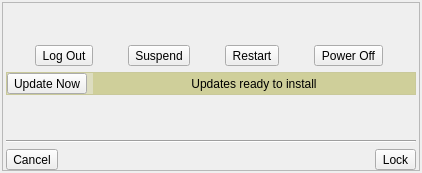
rodlie/draco, file src/desktop/SystemWindow.ui: the form before one commit.
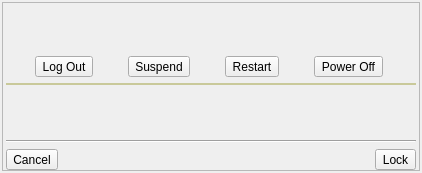
The form after the commit.

Patch:
```diff
--- a/src/desktop/SystemWindow.ui
+++ b/src/desktop/SystemWindow.ui
@@ -149,47 +149,6 @@
          <property name="bottomMargin">
           <number>0</number>
          </property>
-         <item>
-          <widget class="QToolButton" name="tool_restart_updates">
-           <property name="sizePolicy">
-            <sizepolicy hsizetype="Preferred" vsizetype="Preferred">
-             <horstretch>0</horstretch>
-             <verstretch>0</verstretch>
-            </sizepolicy>
-           </property>
-           <property name="text">
-            <string>Update Now</string>
-           </property>
-           <property name="iconSize">
-            <size>
-             <width>32</width>
-             <height>32</height>
-            </size>
-           </property>
-           <property name="toolButtonStyle">
-            <enum>Qt::ToolButtonTextUnderIcon</enum>
-           </property>
-          </widget>
-         </item>
-         <item>
-          <widget class="QLabel" name="label">
-           <property name="sizePolicy">
-            <sizepolicy hsizetype="Expanding" vsizetype="Preferred">
-             <horstretch>0</horstretch>
-             <verstretch>0</verstretch>
-            </sizepolicy>
-           </property>
-           <property name="text">
-            <string>Updates ready to install</string>
-           </property>
-           <property name="alignment">
-            <set>Qt::AlignCenter</set>
-           </property>
-           <property name="wordWrap">
-            <bool>true</bool>
-           </property>
-          </widget>
-         </item>
         </layout>
        </widget>
       </item>
```
